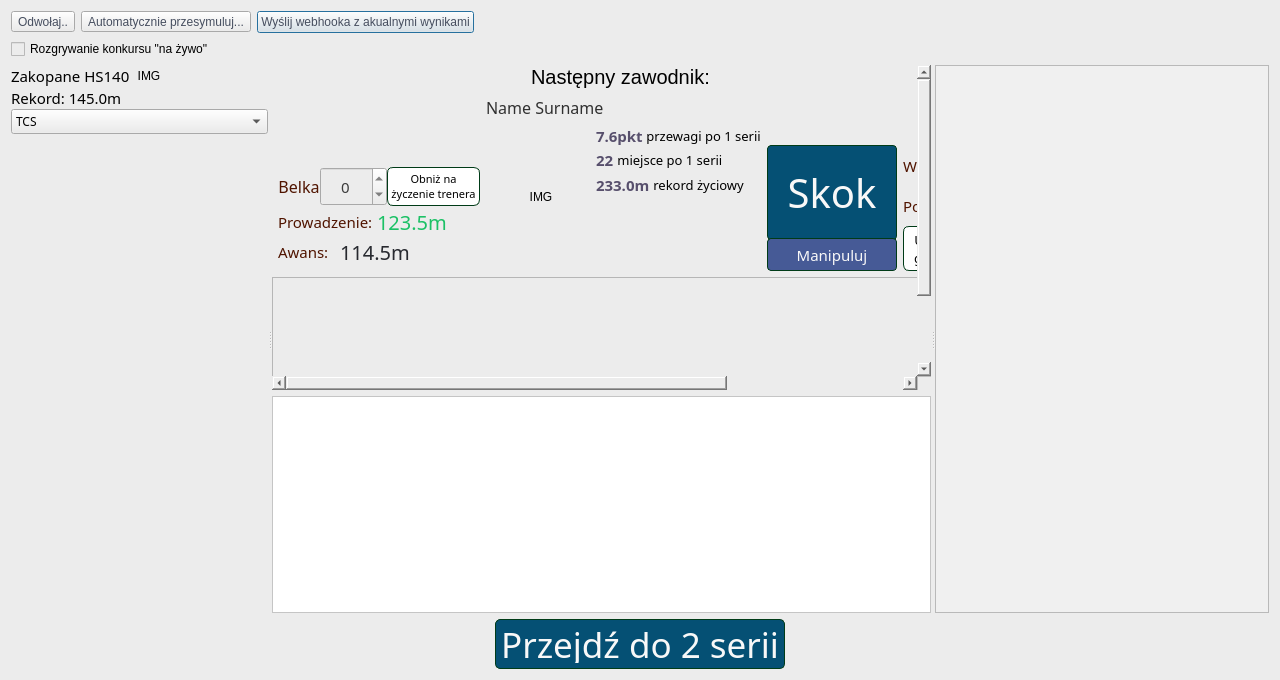
Above: source/UI/Competition/CompetitionManagerWindow.ui from KonradKrol/sj-sim before the change. Below: the same form after it.
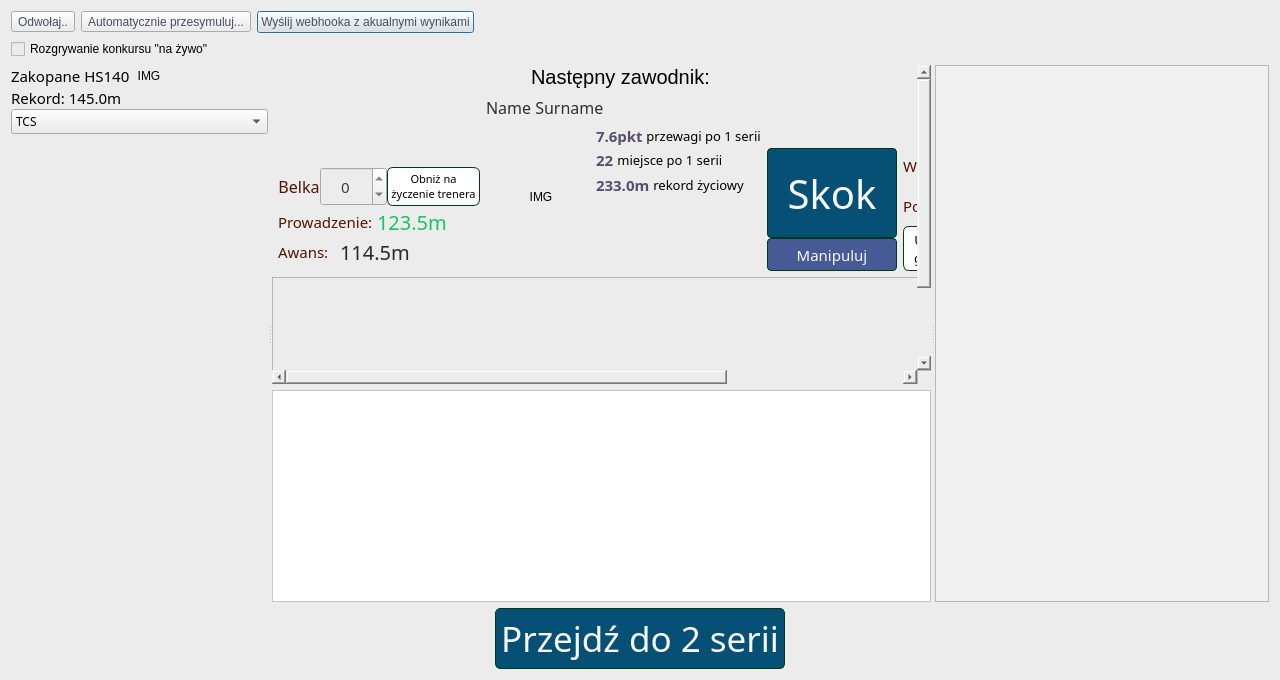
That is the form after the change.

Commit message: Rebalance live and team competition layouts

Diff of the .ui file:
```diff
--- a/source/UI/Competition/CompetitionManagerWindow.ui
+++ b/source/UI/Competition/CompetitionManagerWindow.ui
@@ -282,7 +282,7 @@
          <property name="sizeHint" stdset="0">
           <size>
            <width>20</width>
-           <height>500</height>
+           <height>20</height>
           </size>
          </property>
         </spacer>
@@ -1059,7 +1059,7 @@
            <item>
             <widget class="QPushButton" name="pushButton_jump">
              <property name="sizePolicy">
-              <sizepolicy hsizetype="Expanding" vsizetype="Preferred">
+              <sizepolicy hsizetype="Expanding" vsizetype="Fixed">
                <horstretch>0</horstretch>
                <verstretch>0</verstretch>
               </sizepolicy>
@@ -1067,7 +1067,7 @@
              <property name="minimumSize">
               <size>
                <width>130</width>
-               <height>95</height>
+               <height>90</height>
               </size>
              </property>
              <property name="maximumSize">
```
The commit also changes 2 other files.
